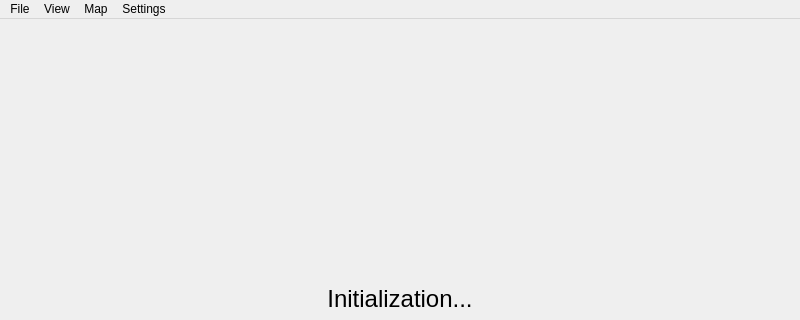
First picture: the form in src/ARM_OD_viewCore/MainWindow.ui, repository nevaeh82/arm_od, before the edit; both pictures show x 0 to 800 and y 0 to 320 of the 800 by 600 pixel window.
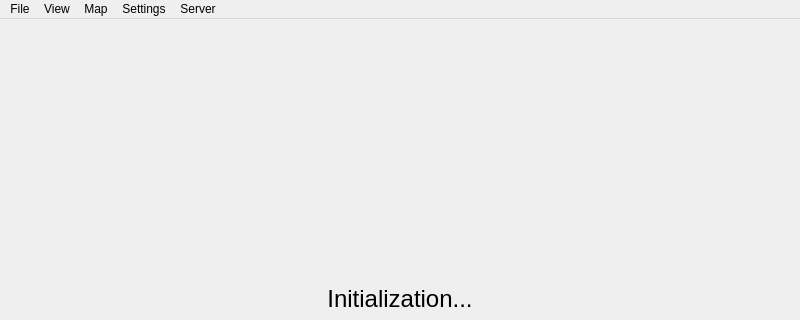
Second picture: the form after the edit.

```diff
--- a/src/ARM_OD_viewCore/MainWindow.ui
+++ b/src/ARM_OD_viewCore/MainWindow.ui
@@ -132,10 +132,17 @@
      <string>View</string>
     </property>
    </widget>
+   <widget class="QMenu" name="menuServer">
+    <property name="title">
+     <string>Server</string>
+    </property>
+    <addaction name="actionRestartServer"/>
+   </widget>
    <addaction name="menuFile"/>
    <addaction name="menuView"/>
    <addaction name="menuMap"/>
    <addaction name="menuSettings"/>
+   <addaction name="menuServer"/>
   </widget>
   <widget class="QStatusBar" name="statusbar"/>
   <action name="actionNew">
```
Left out of the diff: 38 changed lines with no effect on the pictures.
